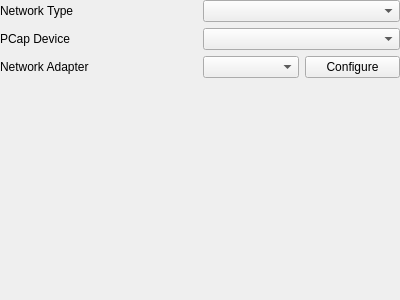
Qt form src/qt/qt_settingsnetwork.ui (86Box/86Box) before a commit.
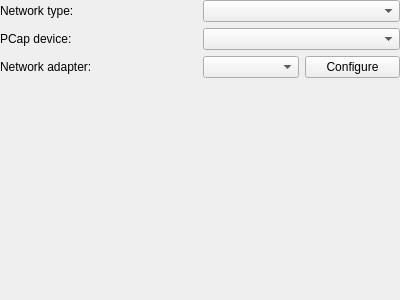
The same form after that commit.

```diff
--- a/src/qt/qt_settingsnetwork.ui
+++ b/src/qt/qt_settingsnetwork.ui
@@ -29,14 +29,14 @@
    <item row="1" column="0">
     <widget class="QLabel" name="label_2">
      <property name="text">
-      <string>PCap Device</string>
+      <string>PCap device:</string>
      </property>
     </widget>
    </item>
    <item row="2" column="0">
     <widget class="QLabel" name="label_3">
      <property name="text">
-      <string>Network Adapter</string>
+      <string>Network adapter:</string>
      </property>
     </widget>
    </item>
@@ -62,7 +62,7 @@
    <item row="0" column="0">
     <widget class="QLabel" name="label">
      <property name="text">
-      <string>Network Type</string>
+      <string>Network type:</string>
      </property>
     </widget>
    </item>
```
